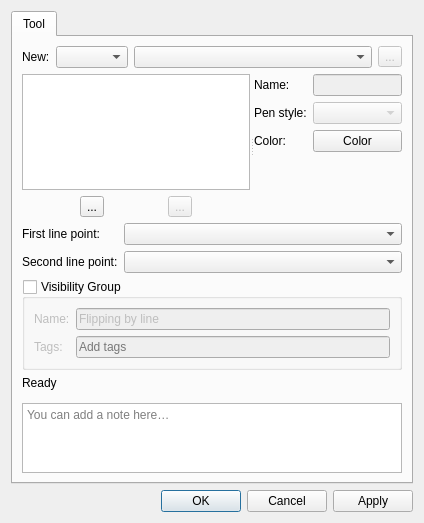
First picture: the form in src/libs/vtools/dialogs/tools/dialogflippingbyline.ui, repository equinox-patterns/Ostara, before the edit.
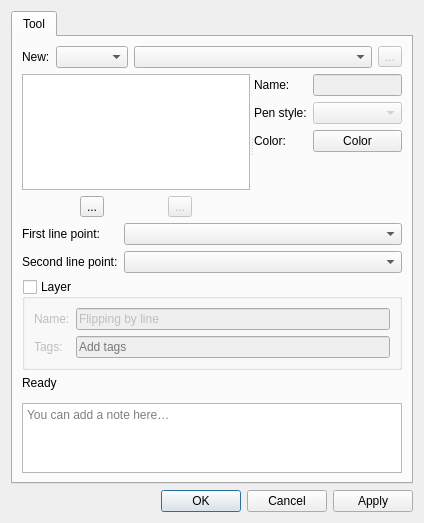
Second picture: the form after the edit. Icons and pictures are not drawn. Custom widgets are drawn as their Qt base class.

Commit message: Rename visibility 'Group' UI strings to 'Layer'

What changed in the file:
```diff
--- a/src/libs/vtools/dialogs/tools/dialogflippingbyline.ui
+++ b/src/libs/vtools/dialogs/tools/dialogflippingbyline.ui
@@ -216,7 +216,7 @@
           <string>Enable to create a visibility group from original objects</string>
          </property>
          <property name="title">
-          <string>Visibility Group</string>
+          <string>Layer</string>
          </property>
          <property name="checkable">
           <bool>true</bool>
```
Left out of the diff: 2 changed lines with no effect on the pictures. The commit also changes 15 other files.
